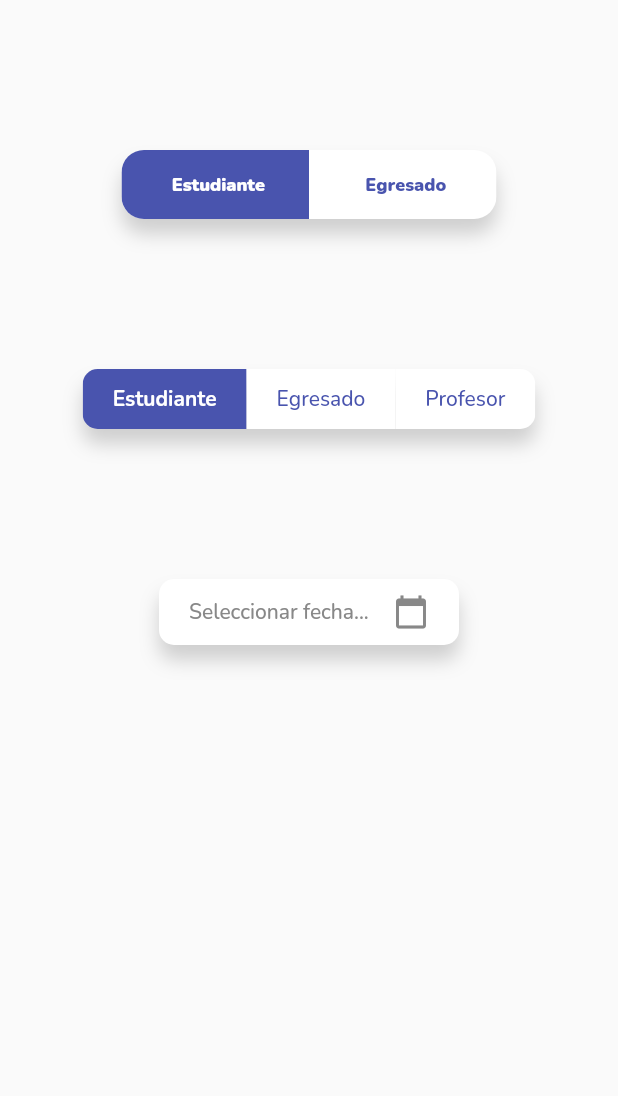
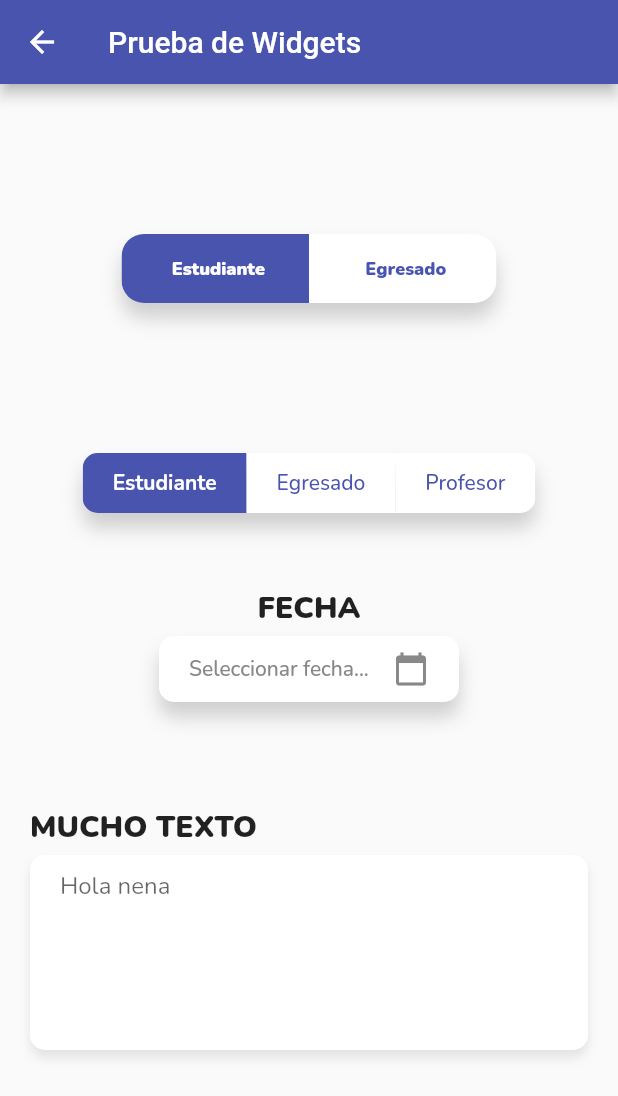
Before and after one commit to voluntariado-ucc-ing/voluntariadoing_mobile, a Flutter app: the NewPasswordView screen opened by its route, on a phone screen of 412 x 824 dp. Shown: the top 1096 px of the screen. Run offline on Flutter 3.47's test engine with Material 2 defaults, Android fonts, the phone set to English and light mode, and no system bars; our stand-ins replace easy_localization, flutter_svg, google_fonts.

Commit message:
imagenes de donacion aniadidas, above_text, opcion de texto expandido e intento de slide_box donaciones pero no me sale

```diff
--- a/lib/authentication/views/new_password_view.dart
+++ b/lib/authentication/views/new_password_view.dart
@@ -1,18 +1,36 @@
 import 'package:flutter/material.dart';
+import 'package:voluntariadoing_mobile/common/widgets/above_text.dart';
 import 'package:voluntariadoing_mobile/common/widgets/date_picker.dart';
+import 'package:voluntariadoing_mobile/common/widgets/raised_text_input.dart';
+import 'package:voluntariadoing_mobile/common/widgets/slide_box.dart';
 import 'package:voluntariadoing_mobile/common/widgets/switch_button.dart';
 import 'package:voluntariadoing_mobile/common/widgets/toggle_switch.dart';
 import 'package:voluntariadoing_mobile/config/color_palette.dart';
 
 
-class NewPasswordView extends StatelessWidget {
+class NewPasswordView extends StatefulWidget {
+
+
   const NewPasswordView({Key key}) : super(key: key);
+
+  @override
+  _NewPasswordViewState createState() => _NewPasswordViewState();
+}
+
+class _NewPasswordViewState extends State<NewPasswordView> {
+
+  final TextEditingController _controller = TextEditingController();
+  final ScrollController _muchoTextController = ScrollController();
 
   @override
   Widget build(BuildContext context) {
     return Scaffold(
-      body: Container(
-        child: Column(
+      appBar: AppBar(
+        title: Text('Prueba de Widgets'),
+      ),
+      body: ListView(
+        children: <Widget>[
+          Column(
           children: <Widget>[
             SizedBox(height: 100),
             Center(
@@ -30,13 +48,33 @@ class NewPasswordView extends StatelessWidget {
               inactiveColor: Colors.white,
               labels: ['Estudiante', 'Egresado', 'Profesor']
             ),
-            SizedBox(height: 100),
-            DatePicker(
-              firstDate: DateTime.now().subtract(Duration(days: 365)),
-              lastDate: DateTime.now().add(Duration(days: 365)),
+            SizedBox(height: 50),
+            AboveText(
+              text: 'FECHA',
+              alignment: Alignment.bottomCenter,
+              child: DatePicker(
+                firstDate: DateTime.now().subtract(Duration(days: 365)),
+                lastDate: DateTime.now().add(Duration(days: 365)),
+              ),
             ),
+            SizedBox(height: 50,),
+            Padding(
+              padding: const EdgeInsets.symmetric(vertical: 20 , horizontal: 20),
+              child: AboveText(
+                text: 'MUCHO TEXTO',
+                child: RaisedTextInput(
+                  controller: _controller,
+                  hintText: 'Hola nena',
+                  expanded: true,
+                  scrollController: _muchoTextController,
+                  ),
+              ),
+            ),
+            SizedBox(height: 50),
+            SlideBox(),
           ],
         ),
+        ]
       ),
     );
   }
--- /dev/null
+++ b/lib/common/widgets/above_text.dart
@@ -0,0 +1,29 @@
+import 'package:flutter/material.dart';
+
+class AboveText extends StatelessWidget {
+  final Widget child;
+  final String text;
+  final AlignmentGeometry alignment;
+
+  const AboveText({
+    Key key,
+    this.text,
+    this.child,
+    this.alignment
+    }) : super(key: key);
+
+  @override
+  Widget build(BuildContext context) => Column(children: <Widget>[
+        Padding(
+          padding: EdgeInsets.only(bottom: 5),
+          child: Align(
+            alignment: alignment ?? Alignment.bottomLeft,
+            child: Text(
+              text ?? '',
+              style: Theme.of(context).textTheme.headline6,
+            ),
+          ),
+        ),
+        child,
+      ]);
+}
--- a/lib/common/widgets/raised_text_input.dart
+++ b/lib/common/widgets/raised_text_input.dart
@@ -2,17 +2,26 @@ import 'package:flutter/material.dart';
 import 'package:voluntariadoing_mobile/config/color_palette.dart';
 
 class RaisedTextInput extends StatelessWidget {
+/*
+  Si se va a utilizar expandido, es necesario poner un controlador de scroll,
+  no se si cuando se usa un controller hay que usar un initState y despues un dispose, si alguien
+  lo sabe que me diga no santi o si santi
+*/
 
   final String hintText;
+  final bool expanded;
   final bool obscureText;
   final TextEditingController controller;
   final void Function(String) onChanged;
+  final ScrollController scrollController;
 
   RaisedTextInput({
     @required this.controller,
     this.obscureText = false,
     this.onChanged,
     this.hintText,
+    this.expanded = false,
+    this.scrollController,
   });
 
   @override
@@ -24,20 +33,22 @@ class RaisedTextInput extends StatelessWidget {
               BoxShadow(
                   color: ColorPalette.darkerGrey.withOpacity(.1),
                   blurRadius: 5,
-            offset: Offset(0, 5)
-          )
-        ]
+                  offset: Offset(0, 5))
+            ]),
+        child: Padding(
+          padding: EdgeInsets.symmetric(
+            horizontal: 20,
+            vertical: 10,
           ),
-    child: Padding(
-      padding: const EdgeInsets.symmetric(horizontal: 20, vertical: 10),
           child: TextField(
               controller: controller,
               onChanged: onChanged,
               obscureText: obscureText,
+              scrollController: scrollController,
+              maxLines: expanded ? 5 : 1,
               decoration: InputDecoration.collapsed(
                 hintText: hintText ?? '',
-        )
+              )),
         ),
-    )
       );
 }
--- /dev/null
+++ b/lib/common/widgets/slide_box.dart
@@ -0,0 +1,25 @@
+import 'package:flutter/material.dart';
+import 'package:voluntariadoing_mobile/config/widget_utils.dart';
+
+class SlideBox extends StatefulWidget {
+  SlideBox({Key key}) : super(key: key);
+
+  @override
+  _SlideBoxState createState() => _SlideBoxState();
+}
+
+class _SlideBoxState extends State<SlideBox> {
+  @override
+  Widget build(BuildContext context) {
+    return Container();
+  }
+
+
+  Widget _boxContainer(Widget child) => Container(
+      decoration: BoxDecoration(
+        borderRadius: WidgetUtils.borderRadius40,
+        boxShadow: WidgetUtils.boxShadowLight
+      ),
+      child: child,
+  );
+}
--- a/lib/common/widgets/switch_button.dart
+++ b/lib/common/widgets/switch_button.dart
@@ -51,7 +51,8 @@ class _SwitchButtonState extends State<SwitchButton> {
               overflow: Overflow.clip,
               children: <Widget>[
                 AnimatedPositioned(
-                  duration: Duration(milliseconds: 250),
+                  duration: Duration(milliseconds: 50),
+                  curve: Curves.easeIn,
                   left: state ? 0 : 125,
                   child: Container(
                     color: widget.color,
--- a/pubspec.yaml
+++ b/pubspec.yaml
@@ -31,5 +31,6 @@ flutter:
 
   assets:
     - assets/images/splash/illustration.svg
+    - assets/images/donationState/
     - assets/translations/
     - fonts/
```
Also changed, not shown: assets/images/donationState/por_confirmar.svg (added), assets/images/donationState/por_retirar.svg (added), assets/images/donationState/rechazada.svg (added), assets/images/donationState/retirada.svg (added), pubspec.lock. Lines whose indentation alone changed are shown as unchanged.
